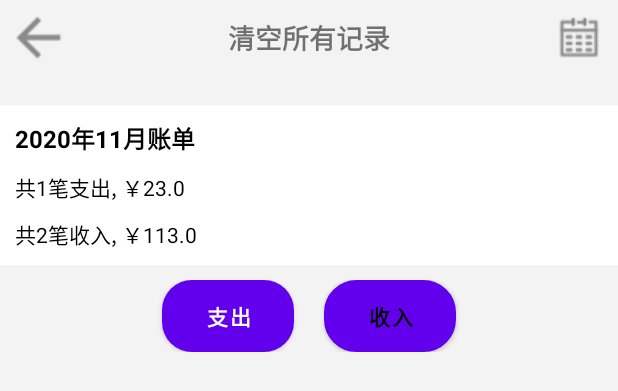
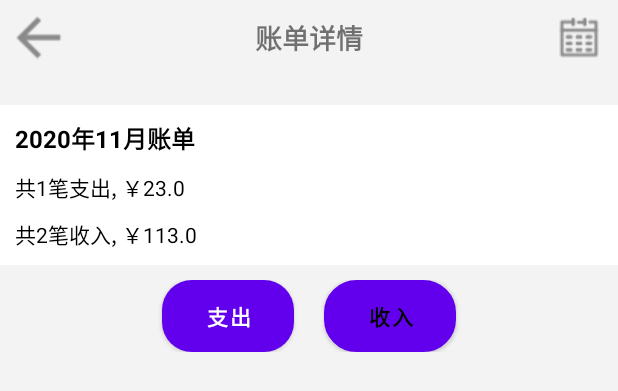
Before and after one commit to NTH19/AndroidCashBook, an Android app: the layout activity_month_chart.xml on its own in the app's theme, with its tools: preview values and no code run, on a phone screen of 412 x 824 dp. Shown: the top 391 px of the screen. Run offline under Robolectric (Android 15) with nearby library versions, the phone set to English and light mode, and no system bars.

Commit message:
fig bugs and add account details interface,next step is to make it beautiful

```diff
--- a/app/src/main/java/com/example/cashbook/MainActivity.kt
+++ b/app/src/main/java/com/example/cashbook/MainActivity.kt
@@ -86,7 +86,6 @@ class MainActivity : AppCompatActivity() , OnClickListener{
             .setNegativeButton("取消", null)
             .setPositiveButton("确定", DialogInterface.OnClickListener { dialog, which ->
                 val click_id = clickBean.id
-                //执行删除的操作
                 DBManager.deleteItemFromAccounttbById(click_id)
                 mDatas.remove(clickBean)
                 adapter!!.notifyDataSetChanged()
@@ -106,7 +105,7 @@ class MainActivity : AppCompatActivity() , OnClickListener{
         topInTv!!.text = "￥$incomeOneMonth"
         topOutTv!!.text = "￥$outcomeOneMonth"
 
-        val bmoney = preferences.getFloat("bmoney", 0F) //预算
+        val bmoney = preferences.getFloat("bmoney", 0F)
         if (bmoney == 0f) {
             topbudgetTv.text = "￥ 0"
         } else {
@@ -117,10 +116,8 @@ class MainActivity : AppCompatActivity() , OnClickListener{
 
 
     private fun addLVHeaderView() {
-        //将布局转换成View对象
         headerView = layoutInflater.inflate(R.layout.item_mainlv_top, null)
         todayLv.addHeaderView(headerView)
-        //查找头布局可用控件
         topOutTv = headerView.findViewById(R.id.item_mainlv_top_tv_out)
         topInTv = headerView.findViewById(R.id.item_mainlv_top_tv_in)
         topbudgetTv = headerView.findViewById(R.id.item_mainlv_top_tv_buget)
--- a/app/src/main/res/values/strings.xml
+++ b/app/src/main/res/values/strings.xml
@@ -34,7 +34,7 @@
     <string name="history_info">历史记录</string>
     <string name="clear_all">清空所有记录</string>
     <string name="out">支出</string>
-    <string name="chart_info">清空所有记录</string>
+    <string name="chart_info">账单详情</string>
     <string name="in">收入</string>
     <string name="not_data">暂无数据</string>
 
```
Also changed, not shown: app/src/main/java/com/example/cashbook/utils/MoreDialog.kt (+3 -5 lines), app/src/main/res/layout/item_mainlv_top.xml (+4 -4 lines).
